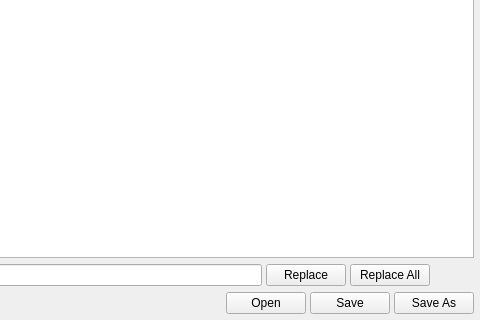
Above: widgets/scripteditor.ui from vedderb/vesc_tool before the change; both pictures show x 668 to 1148 and y 192 to 512 of the 1148 by 512 pixel window. Below: the same form after it.
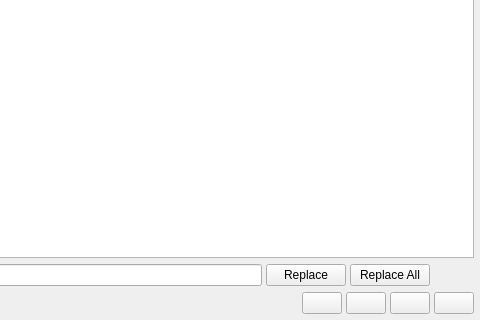
That is the form after the change. Custom widgets are drawn as their Qt base class.

Commit message: Added script upload/stream/run behavior setting and script refresh button

```diff
--- a/widgets/scripteditor.ui
+++ b/widgets/scripteditor.ui
@@ -135,7 +135,7 @@
      <item>
       <widget class="QPushButton" name="openFileButton">
        <property name="text">
-        <string>Open</string>
+        <string/>
        </property>
        <property name="flat">
         <bool>false</bool>
@@ -145,7 +145,7 @@
      <item>
       <widget class="QPushButton" name="saveButton">
        <property name="text">
-        <string>Save</string>
+        <string/>
        </property>
        <property name="flat">
         <bool>false</bool>
@@ -155,13 +155,23 @@
      <item>
       <widget class="QPushButton" name="saveAsButton">
        <property name="text">
-        <string>Save As</string>
+        <string/>
        </property>
        <property name="flat">
         <bool>false</bool>
        </property>
       </widget>
      </item>
+     <item>
+      <widget class="QPushButton" name="refreshButton">
+       <property name="toolTip">
+        <string>Refresh editor with file content. Warning: This will replace unsaved changes in the editor.</string>
+       </property>
+       <property name="text">
+        <string/>
+       </property>
+      </widget>
+     </item>
     </layout>
    </item>
   </layout>
```
Left out of the diff: 9 changed lines with no effect on the pictures. The commit also changes 7 other files.
